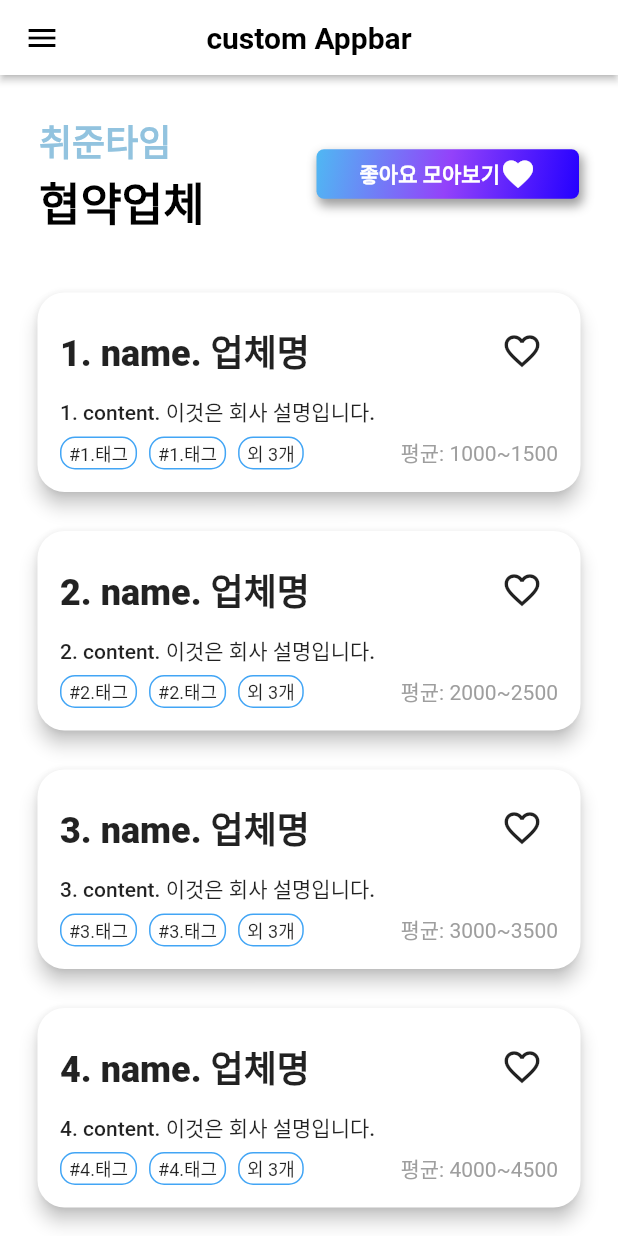
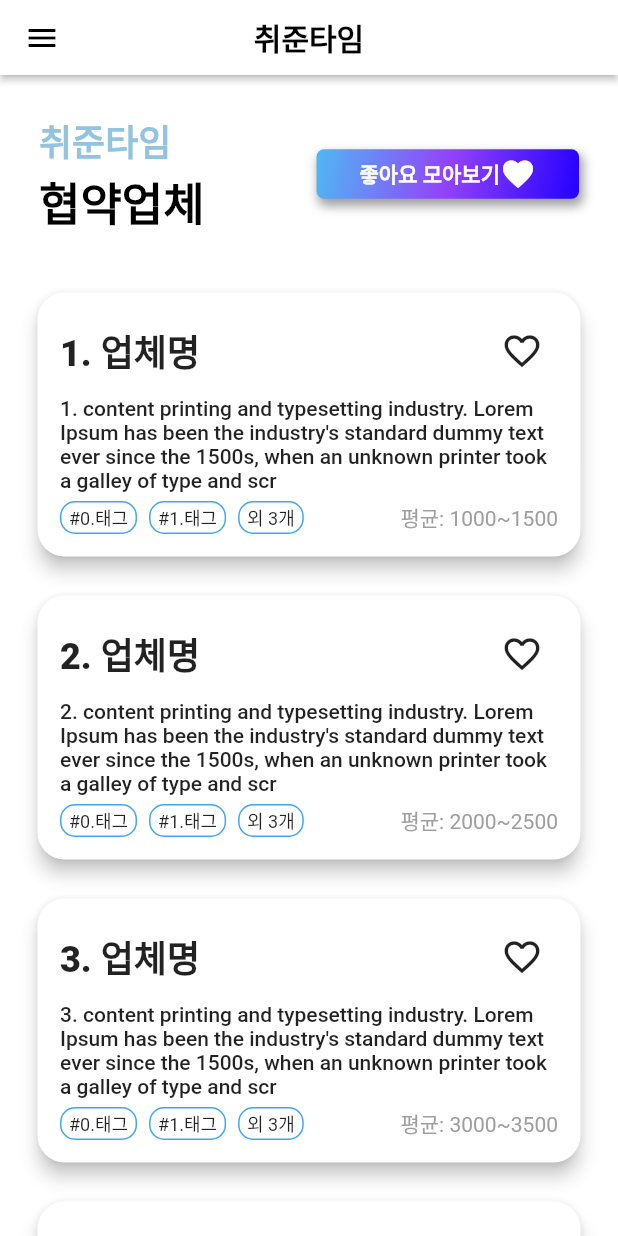
Before and after one commit to chwijunTime/ChwijunTimeAPP, a Flutter app: the ContractingCompPage screen opened by its route, on a phone screen of 412 x 824 dp. Run offline on Flutter 3.47's test engine with Material 2 defaults, Android fonts, the phone set to English and light mode, and no system bars; our stand-ins replace auto_size_text, carousel_slider, dio, geocoding, google_maps_flutter, retrofit; missing offline and left inert: sweet_alert_dialogs; generated files the repository leaves out were written again.

Commit message:
[UPDATE] ContractingCompanyDetailPage

```diff
--- a/flutter_app/app_user/lib/main.dart
+++ b/flutter_app/app_user/lib/main.dart
@@ -1,5 +1,5 @@
-import 'package:app_user/screens/company_notice.dart';
-import 'package:app_user/screens/contracting_company.dart';
+import 'file:///D:/ChwijunTime/flutter_app/app_user/lib/screens/list_page/company_notice.dart';
+import 'file:///D:/ChwijunTime/flutter_app/app_user/lib/screens/list_page/contracting_company.dart';
 import 'package:app_user/screens/find_acount_page.dart';
 import 'package:app_user/screens/join_page.dart';
 import 'package:app_user/screens/login_page.dart';
--- a/flutter_app/app_user/lib/model/company_vo.dart
+++ b/flutter_app/app_user/lib/model/company_vo.dart
@@ -1,18 +1,22 @@
 import 'package:flutter/cupertino.dart';
 
 class CompanyVO {
-  String name;
-  String content;
+  String title;
+  String info;
   List<String> tag;
   int minSalary;
   int maxSalary;
   bool isFavorite;
+  String address;
+  String field;
 
   CompanyVO(
-      {@required this.name,
-      @required this.content,
+      {@required this.title,
+      @required this.info,
       @required this.tag,
       @required this.minSalary,
       @required this.maxSalary,
-      @required this.isFavorite});
+      @required this.isFavorite,
+      @required this.address,
+      @required this.field});
 }
--- a/flutter_app/app_user/lib/screens/company_notice_detail.dart
+++ b/flutter_app/app_user/lib/screens/detail_page/company_notice_detail.dart
@@ -7,7 +7,7 @@ import 'package:app_user/widgets/tag.dart';
 import 'package:geocoding/geocoding.dart';
 import 'package:google_maps_flutter/google_maps_flutter.dart';
 
-import 'company_notice.dart';
+import '../list_page/company_notice.dart';
 
 class CompanyNoticeDetailPage extends StatefulWidget {
   final CompNotice list;
--- a/flutter_app/app_user/lib/screens/company_notice.dart
+++ b/flutter_app/app_user/lib/screens/list_page/company_notice.dart
@@ -4,7 +4,7 @@ import 'package:app_user/widgets/app_bar.dart';
 import 'package:app_user/widgets/drawer.dart';
 import 'package:app_user/widgets/tag.dart';
 
-import 'company_notice_detail.dart';
+import '../detail_page/company_notice_detail.dart';
 
 class CompanyNoticePage extends StatefulWidget {
   @override
--- a/flutter_app/app_user/lib/screens/contracting_company.dart
+++ b/flutter_app/app_user/lib/screens/list_page/contracting_company.dart
@@ -1,4 +1,5 @@
 import 'package:app_user/model/company_vo.dart';
+import 'package:app_user/screens/detail_page/contracting_company_detail.dart';
 import 'package:app_user/widgets/button.dart';
 import 'package:app_user/widgets/tag.dart';
 import 'package:flutter/material.dart';
@@ -30,30 +31,23 @@ class _ContractingCompPageState extends State<ContractingCompPage> {
   void _listSetting() {
     for (int i = 1; i <= 8; i++) {
       compList.add(CompanyVO(
-          name: "${i}. name",
-          content: "${i}. content",
-          tag: List.generate(5, (index) => "${i}.태그"),
+          title: "${i}. 업체명",
+          info: "${i}. content printing and typesetting industry. Lorem Ipsum has been the industry's standard dummy text ever since the 1500s, when an unknown printer took a galley of type and scr",
+          tag: List.generate(5, (index) => "${index}.태그"),
           minSalary: i * 1000,
           maxSalary: i * 1000 + 500,
-          isFavorite: false));
+          isFavorite: false,
+        address: "광주광역시 광산구 목련로",
+        field: "모바일 앱, 웹"
+      ));
     }
   }
-
-  void onSetState(String value) {
-    setState(() {
-      selectedValue = value;
-      print("onSetState: ${value}, ${selectedValue}");
-    });
-  }
-
-  var valueList = ["첫번째", "두번째", "세번째"];
-  var selectedValue = "첫번째";
 
   @override
   Widget build(BuildContext context) {
     return Scaffold(
         drawer: buildDrawer(context),
-        appBar: buildAppBar("custom Appbar"),
+        appBar: buildAppBar("취준타임"),
         body: Container(
           color: Colors.white,
           child: Column(
@@ -91,11 +85,13 @@ class _ContractingCompPageState extends State<ContractingCompPage> {
                 ],
               ),
               Expanded(
-                child: ListView.builder(
-                    itemCount: compList.length,
-                    itemBuilder: (context, index) {
-                      return buildItemCompany(context, index);
-                    }),
+                child: Align(
+                  child: ListView.builder(
+                      itemCount: compList.length,
+                      itemBuilder: (context, index) {
+                        return buildItemCompany(context, index);
+                      }),
+                ),
               )
             ],
           ),
@@ -109,9 +105,8 @@ class _ContractingCompPageState extends State<ContractingCompPage> {
       margin: EdgeInsets.fromLTRB(25, 13, 25, 13),
       child: GestureDetector(
         onTap: () {
-          setState(() {
-
-          });
+          print("눌림");
+          Navigator.push(context, MaterialPageRoute(builder: (countext) => ContractingCompanyDetailPage(list: compList[index],)));
         },
         child: Padding(
           padding: EdgeInsets.all(15),
@@ -122,7 +117,7 @@ class _ContractingCompPageState extends State<ContractingCompPage> {
                 children: [
                   Expanded(
                     child: Text(
-                      "${compList[index].name}. 업체명",
+                      "${compList[index].title}",
                       style: TextStyle(
                           fontSize: 24, fontWeight: FontWeight.w900),
                     ),
@@ -145,7 +140,7 @@ class _ContractingCompPageState extends State<ContractingCompPage> {
               Padding(
                 padding: const EdgeInsets.only(top: 6, bottom: 6),
                 child: Text(
-                  "${compList[index].content}. 이것은 회사 설명입니다.",
+                  "${compList[index].info}",
                   style: TextStyle(fontSize: 14, fontWeight: FontWeight.w500),
                 ),
               ),
--- a/flutter_app/app_user/lib/widgets/dialog/tag_add_req_dialog.dart
+++ b/flutter_app/app_user/lib/widgets/dialog/tag_add_req_dialog.dart
@@ -25,7 +25,9 @@ class _TagAddReqDialogState extends State<TagAddReqDialog> {
   }
 
   dialogContent(BuildContext context) {
-    return Container(
+    return SingleChildScrollView(
+      scrollDirection: Axis.vertical,
+      child: Container(
         width: 311,
         height: 385,
         padding: EdgeInsets.all(20),
@@ -90,6 +92,7 @@ class _TagAddReqDialogState extends State<TagAddReqDialog> {
             ],
           ),
         ),
+      ),
     );
   }
 
--- a/flutter_app/app_user/lib/widgets/tag.dart
+++ b/flutter_app/app_user/lib/widgets/tag.dart
@@ -2,7 +2,7 @@ import 'package:flutter/material.dart';
 
 Widget makeTagWidget({@required List<String> tag, @required Size size, @required int mode}) {
   return SizedBox(
-      height: 26+size.height,
+      height: 28+size.height,
       child: Column(
         crossAxisAlignment: CrossAxisAlignment.start,
         children: [
@@ -27,7 +27,7 @@ Widget makeTagWidget({@required List<String> tag, @required Size size, @required
 Widget makeTagList(List<String> tag, Size size) {
   return SizedBox(
     width: size.width,
-    height: 18,
+    height: 20,
     child: ListView.builder(
         scrollDirection: Axis.horizontal,
         shrinkWrap: true,
--- a/flutter_app/app_user/pubspec.yaml
+++ b/flutter_app/app_user/pubspec.yaml
@@ -24,6 +24,7 @@ dependencies:
   flutter:
     sdk: flutter
   carousel_slider: ^3.0.0
+  dwds: ^7.1.1
   auto_size_text: ^2.1.0
   google_maps_flutter: ^2.0.2
   geocoding: ^1.0.5
```
Also changed, not shown: flutter_app/app_user/lib/screens/detail_page/contracting_company_detail.dart (added, +223 -0 lines), flutter_app/app_user/pubspec.lock. Lines whose indentation alone changed are shown as unchanged.
